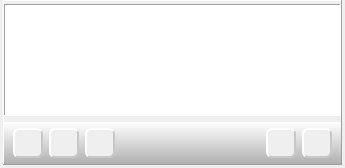
Above: Homer/forms/Widgets/OverviewPlaylistWidget.ui from Homer-Conferencing/Homer-Conferencing before the change. Below: the same form after it.
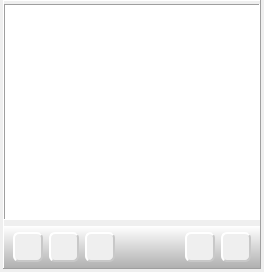
That is the form after the change. Icons and pictures are not drawn.

The edit to the form file:
```diff
--- a/Homer/forms/Widgets/OverviewPlaylistWidget.ui
+++ b/Homer/forms/Widgets/OverviewPlaylistWidget.ui
@@ -6,8 +6,8 @@
    <rect>
     <x>0</x>
     <y>0</y>
-    <width>345</width>
-    <height>168</height>
+    <width>264</width>
+    <height>272</height>
    </rect>
   </property>
   <property name="font">
```
